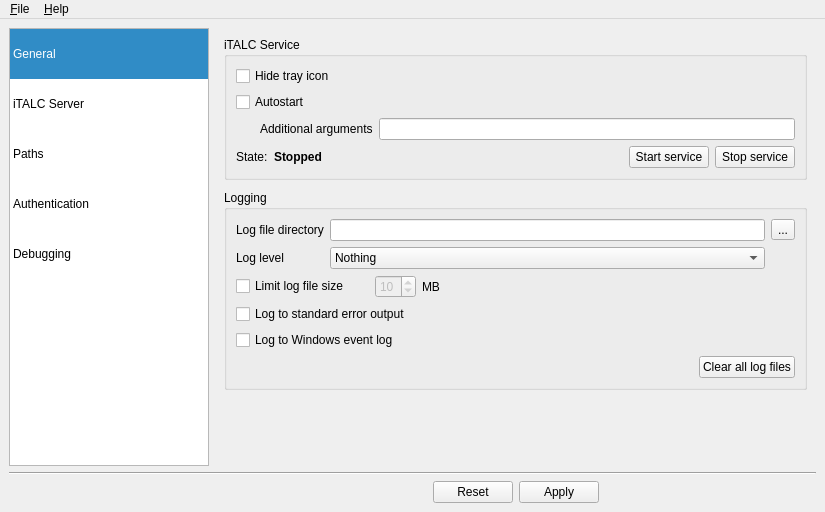
First picture: the form in imc/Forms/MainWindow.ui, repository veyon/veyon, before the edit.
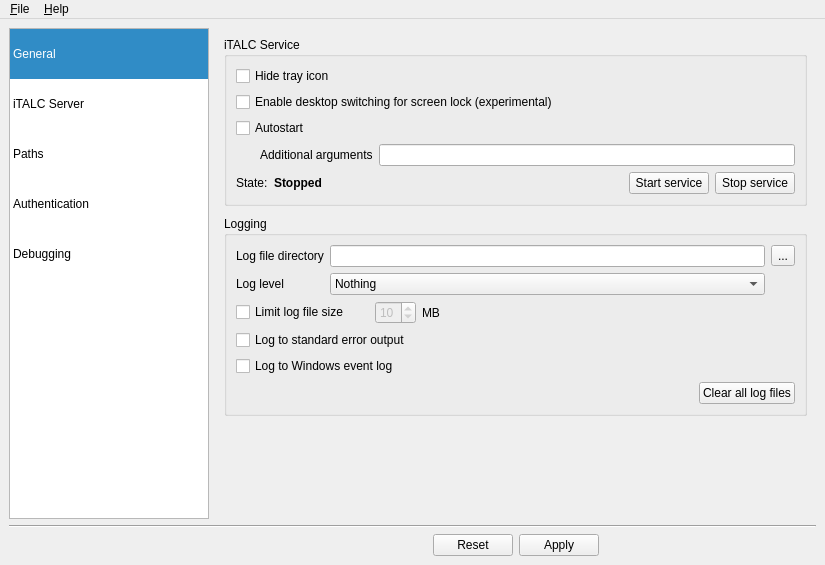
Second picture: the form after the edit. Icons and pictures are not drawn.

Commit message:
ItalcCore/ItalcConfiguration: added "LockWithDesktopSwitching" property
This property is planned to control whether to run the screen locker
in a separate desktop.

Patch:
```diff
--- a/imc/Forms/MainWindow.ui
+++ b/imc/Forms/MainWindow.ui
@@ -6,8 +6,8 @@
    <rect>
     <x>0</x>
     <y>0</y>
-    <width>700</width>
-    <height>450</height>
+    <width>715</width>
+    <height>565</height>
    </rect>
   </property>
   <property name="windowTitle">
@@ -146,14 +146,14 @@
              </property>
             </widget>
            </item>
-           <item row="1" column="0" colspan="5">
+           <item row="2" column="0" colspan="5">
             <widget class="QCheckBox" name="autostartService">
              <property name="text">
               <string>Autostart</string>
              </property>
             </widget>
            </item>
-           <item row="2" column="0" colspan="5">
+           <item row="3" column="0" colspan="5">
             <layout class="QHBoxLayout" name="horizontalLayout_2">
              <item>
               <spacer name="horizontalSpacer_4">
@@ -183,7 +183,7 @@
              </item>
             </layout>
            </item>
-           <item row="3" column="3">
+           <item row="4" column="3">
             <widget class="QPushButton" name="startService">
              <property name="text">
               <string>Start service</string>
@@ -194,7 +194,7 @@
              </property>
             </widget>
            </item>
-           <item row="3" column="4">
+           <item row="4" column="4">
             <widget class="QPushButton" name="stopService">
              <property name="text">
               <string>Stop service</string>
@@ -205,7 +205,7 @@
              </property>
             </widget>
            </item>
-           <item row="3" column="2">
+           <item row="4" column="2">
             <spacer name="horizontalSpacer_8">
              <property name="orientation">
               <enum>Qt::Horizontal</enum>
@@ -218,14 +218,14 @@
              </property>
             </spacer>
            </item>
-           <item row="3" column="0">
+           <item row="4" column="0">
             <widget class="QLabel" name="label_15">
              <property name="text">
               <string>State:</string>
              </property>
             </widget>
            </item>
-           <item row="3" column="1">
+           <item row="4" column="1">
             <widget class="QLabel" name="serviceState">
              <property name="font">
               <font>
@@ -238,6 +238,13 @@
              </property>
             </widget>
            </item>
+           <item row="1" column="0" colspan="5">
+            <widget class="QCheckBox" name="lockWithDesktopSwitching">
+             <property name="text">
+              <string>Enable desktop switching for screen lock (experimental)</string>
+             </property>
+            </widget>
+           </item>
           </layout>
          </widget>
         </item>
```
Left out of the diff: 2 changed lines with no effect on the pictures. The commit also changes 1 other file.
